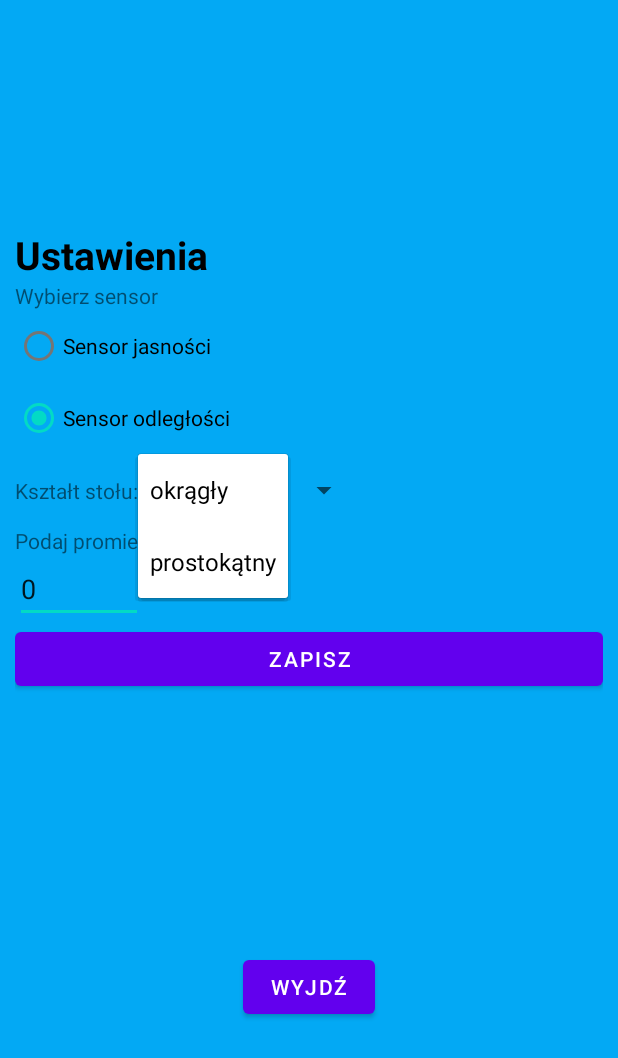
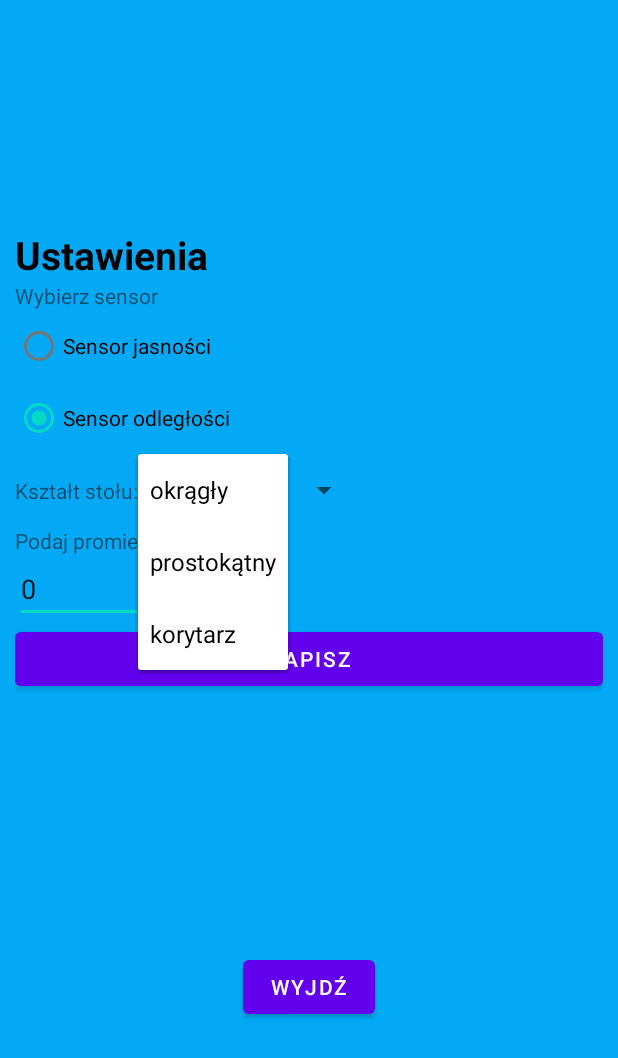
Before and after one commit to Laskos-p/Logon, an Android app: the Ustawienia screen opened directly, with no data from a screen before it, after a tap on "okrągły", on a phone screen of 412 x 824 dp. Shown: the top 1058 px of the screen. Run offline under Robolectric (Android 15) with nearby library versions, the phone set to English and light mode, and no system bars; 2 other taps on this screen came first.

Commit message:
Dodanie do ustawień korytarza

```diff
--- a/Wyscig/app/src/main/java/com/example/wyscig/Ustawienia.java
+++ b/Wyscig/app/src/main/java/com/example/wyscig/Ustawienia.java
@@ -14,8 +14,8 @@ import android.widget.TextView;
 import androidx.appcompat.app.AppCompatActivity;
 
 public class Ustawienia extends AppCompatActivity {
-    EditText szerokosc, wysokosc, promien;
-    int obwod;
+    EditText szerokosc, wysokosc, promien, dlugosc;
+    int droga;
     RadioButton jasnosc, odleglosc;
     Spinner spinner;
 
@@ -25,12 +25,14 @@ public class Ustawienia extends AppCompatActivity {
 
         findViewById(R.id.wyjscie).setOnClickListener(v -> openMain());
 
-        findViewById(R.id.zapis_prostokat).setOnClickListener(v -> poleProstokat());
-        findViewById(R.id.zapis_okrag).setOnClickListener(v -> poleOkrag());
+        findViewById(R.id.zapis_prostokat).setOnClickListener(v -> obwProstokat());
+        findViewById(R.id.zapis_okrag).setOnClickListener(v -> obwOkrag());
+        findViewById(R.id.zapis_korytarz).setOnClickListener(v -> obwKorytarz());
 
         wysokosc = (EditText) findViewById(R.id.wysokosc);
         szerokosc = (EditText) findViewById(R.id.szerokosc);
         promien = (EditText) findViewById(R.id.promien);
+        dlugosc = (EditText) findViewById(R.id.dlugosc);
 
         //Załadowanie wcześniej ustawionych przez użytkownika preferencji sensora
         SharedPreferences ustawienia = getSharedPreferences("ustawienia", MODE_PRIVATE);
@@ -42,23 +44,32 @@ public class Ustawienia extends AppCompatActivity {
         spinner = (Spinner) findViewById(R.id.spinner);
 
         //Menu rozwijane
-        String[] items = new String[]{"okrągły", "prostokątny"};
+        String[] items = new String[]{"okrągły", "prostokątny", "korytarz"};
         ArrayAdapter<String> adapter = new ArrayAdapter<>(this, android.R.layout.simple_spinner_dropdown_item, items);
         spinner.setAdapter(adapter);
 
         spinner.setSelection(ustawienia.getInt("spinnervalue", 0));
         if (ustawienia.getInt("spinnervalue", 0) == 0) {
             findViewById(R.id.opcje_prostokat).setVisibility(View.GONE);
+            findViewById(R.id.opcje_korytarz).setVisibility(View.GONE);
             findViewById(R.id.opcje_okrag).setVisibility(View.VISIBLE);
             try {
                 promien.setText(String.valueOf(ustawienia.getInt("prom", 0)));
             } catch (Throwable ignored) {}
-        } else {
+        } else if (ustawienia.getInt("spinnervalue", 0) == 1) {
             findViewById(R.id.opcje_okrag).setVisibility(View.GONE);
+            findViewById(R.id.opcje_korytarz).setVisibility(View.GONE);
             findViewById(R.id.opcje_prostokat).setVisibility(View.VISIBLE);
             try {
                 szerokosc.setText(String.valueOf(ustawienia.getInt("szer", 0)));
                 wysokosc.setText(String.valueOf(ustawienia.getInt("wys", 0)));
+            } catch (Throwable ignored) {}
+        } else {
+            findViewById(R.id.opcje_okrag).setVisibility(View.GONE);
+            findViewById(R.id.opcje_korytarz).setVisibility(View.VISIBLE);
+            findViewById(R.id.opcje_prostokat).setVisibility(View.GONE);
+            try {
+                dlugosc.setText(String.valueOf(ustawienia.getInt("dl", 0)));
             } catch (Throwable ignored) {}
         }
 
@@ -70,10 +81,17 @@ public class Ustawienia extends AppCompatActivity {
                     case 0:
                         findViewById(R.id.opcje_prostokat).setVisibility(View.GONE);
                         findViewById(R.id.opcje_okrag).setVisibility(View.VISIBLE);
+                        findViewById(R.id.opcje_korytarz).setVisibility(View.GONE);
                         break;
                     case 1:
                         findViewById(R.id.opcje_okrag).setVisibility(View.GONE);
                         findViewById(R.id.opcje_prostokat).setVisibility(View.VISIBLE);
+                        findViewById(R.id.opcje_korytarz).setVisibility(View.GONE);
+                        break;
+                    case 2:
+                        findViewById(R.id.opcje_okrag).setVisibility(View.GONE);
+                        findViewById(R.id.opcje_prostokat).setVisibility(View.GONE);
+                        findViewById(R.id.opcje_korytarz).setVisibility(View.VISIBLE);
                         break;
                 }
             }
@@ -85,21 +103,18 @@ public class Ustawienia extends AppCompatActivity {
         });
     }
 
-    public void poleProstokat(){
+    public void obwProstokat(){
         try {
             int wysInt = Integer.parseInt(wysokosc.getText().toString());
             int szerInt = Integer.parseInt(szerokosc.getText().toString());
 
-            obwod = (int) 2*(wysInt + szerInt + 40);
-
-            final TextView textViewToChange = (TextView) findViewById(R.id.obwodText);
-            textViewToChange.setText("Obwód to: "+ obwod);
+            droga = (int) 2*(wysInt + szerInt + 40);
 
             SharedPreferences sharedPreferences = getSharedPreferences("ustawienia", MODE_PRIVATE);
             SharedPreferences.Editor ustawienia = sharedPreferences.edit();
             ustawienia.putInt("szer", szerInt);
             ustawienia.putInt("wys", wysInt);
-            ustawienia.putInt("obwod", obwod);
+            ustawienia.putInt("obwod", droga);
             ustawienia.putInt("spinnervalue", 1);
             ustawienia.apply();
 
@@ -109,19 +124,36 @@ public class Ustawienia extends AppCompatActivity {
         }
     }
 
-    public void poleOkrag() {
+    public void obwOkrag() {
         try {
             int promInt = Integer.parseInt(promien.getText().toString());
 
-            obwod = (int) (6.28 * (promInt + 20));
-            final TextView textViewToChange = (TextView) findViewById(R.id.obwodText);
-            textViewToChange.setText("Obwód to: " + obwod);
+            droga = (int) (6.28 * (promInt + 20));
 
             SharedPreferences sharedPreferences = getSharedPreferences("ustawienia", MODE_PRIVATE);
             SharedPreferences.Editor ustawienia = sharedPreferences.edit();
             ustawienia.putInt("prom", promInt);
-            ustawienia.putInt("obwod", obwod);
+            ustawienia.putInt("obwod", droga);
             ustawienia.putInt("spinnervalue", 0);
+            ustawienia.apply();
+        } catch (Throwable e) {
+            final TextView textViewToChange = (TextView) findViewById(R.id.obwodText);
+            textViewToChange.setText("Podaj prawidłowe wartości");
+        }
+    }
+    public void obwKorytarz() {
+        try {
+            int dlInt = Integer.parseInt(dlugosc.getText().toString());
+
+            droga = (int) dlInt*2;
+            final TextView textViewToChange = (TextView) findViewById(R.id.obwodText);
+            textViewToChange.setText("Obwód to: " + droga);
+
+            SharedPreferences sharedPreferences = getSharedPreferences("ustawienia", MODE_PRIVATE);
+            SharedPreferences.Editor ustawienia = sharedPreferences.edit();
+            ustawienia.putInt("dl", dlInt);
+            ustawienia.putInt("obwod", droga);
+            ustawienia.putInt("spinnervalue", 2);
             ustawienia.apply();
         } catch (Throwable e) {
             final TextView textViewToChange = (TextView) findViewById(R.id.obwodText);
--- a/Wyscig/app/src/main/res/layout/activity_ustawienia.xml
+++ b/Wyscig/app/src/main/res/layout/activity_ustawienia.xml
@@ -70,6 +70,33 @@
                 android:layout_width="match_parent"
                 android:layout_height="wrap_content"
                 android:spinnerMode="dropdown" />
+        </LinearLayout>
+
+        <LinearLayout
+            android:id="@+id/opcje_korytarz"
+            android:layout_width="match_parent"
+            android:layout_height="match_parent"
+            android:orientation="vertical"
+            android:visibility="gone">
+
+            <TextView
+                android:id="@+id/textView6"
+                android:layout_width="match_parent"
+                android:layout_height="wrap_content"
+                android:text="@string/Dlugosc_Korytarza" />
+
+            <EditText
+                android:id="@+id/dlugosc"
+                android:layout_width="wrap_content"
+                android:layout_height="wrap_content"
+                android:ems="4"
+                android:inputType="number" />
+
+            <Button
+                android:id="@+id/zapis_korytarz"
+                android:layout_width="match_parent"
+                android:layout_height="wrap_content"
+                android:text="@string/zapis" />
         </LinearLayout>
 
         <LinearLayout
--- a/Wyscig/app/src/main/res/values/strings.xml
+++ b/Wyscig/app/src/main/res/values/strings.xml
@@ -34,4 +34,6 @@
     <string name="czas">%02d:%02d:%02d</string>
     <string name="Promien">Podaj promień stołu:</string>
     <string name="table_shape">Kształt stołu:</string>
+    <string name="Dlugosc_Korytarza">Podaj długość korytarza</string>
+
 </resources>
```
